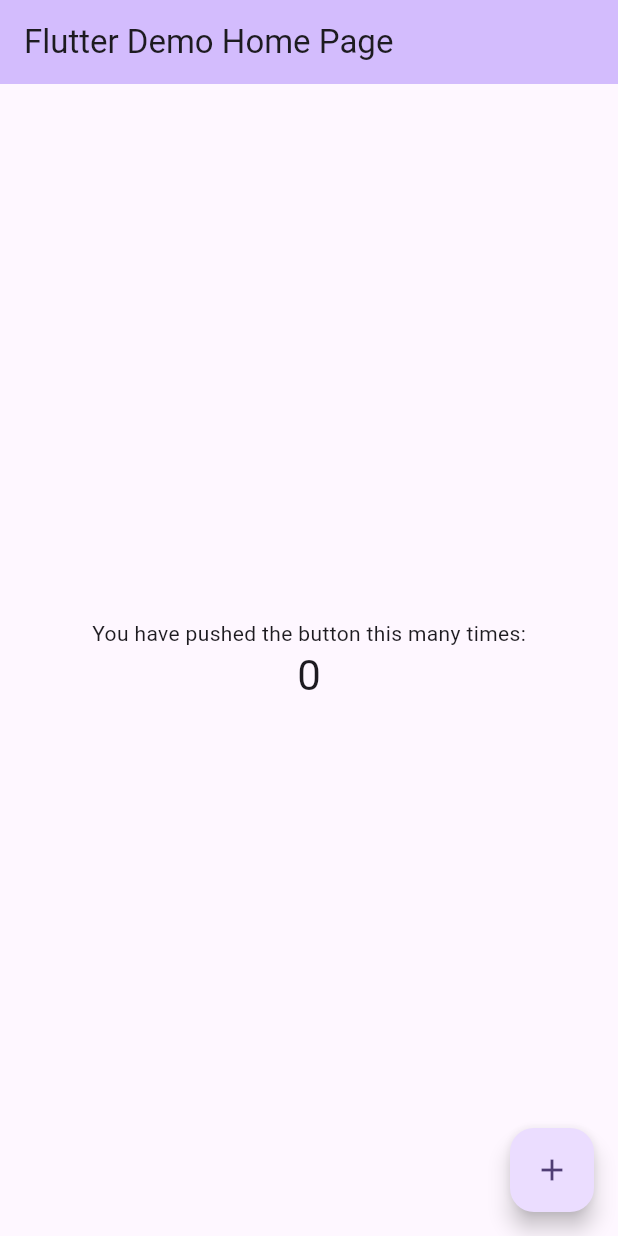
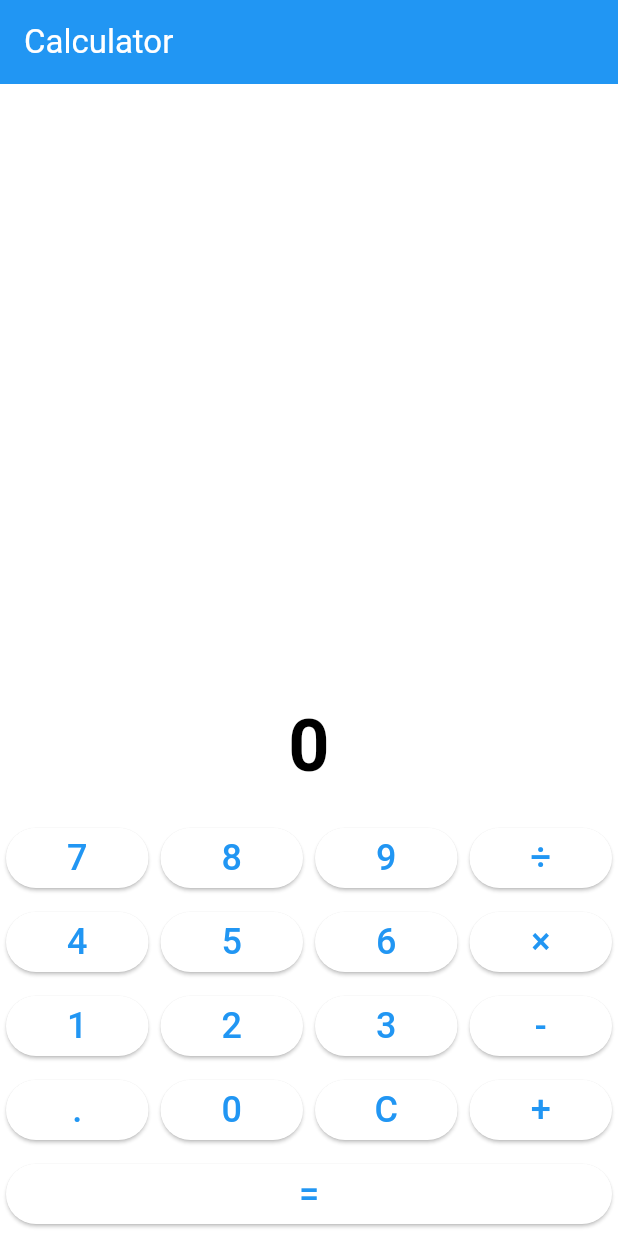
Before and after one commit to JangWoojun/flutter_calculator, a Flutter app: the screen it shows after launch, on a phone screen of 412 x 824 dp. Run offline on Flutter 3.47's test engine with Material 3 defaults, Android fonts, the phone set to English and light mode, and no system bars.

Commit message:
feat: 계산기 로직 및 화면 구현

```diff
--- a/lib/main.dart
+++ b/lib/main.dart
@@ -1,125 +1,142 @@
 import 'package:flutter/material.dart';
 
 void main() {
-  runApp(const MyApp());
+  runApp(const CalculatorApp());
 }
 
-class MyApp extends StatelessWidget {
-  const MyApp({super.key});
+class CalculatorApp extends StatelessWidget {
+  const CalculatorApp({Key? key}) : super(key: key);
 
-  // This widget is the root of your application.
   @override
   Widget build(BuildContext context) {
     return MaterialApp(
-      title: 'Flutter Demo',
-      theme: ThemeData(
-        // This is the theme of your application.
-        //
-        // TRY THIS: Try running your application with "flutter run". You'll see
-        // the application has a purple toolbar. Then, without quitting the app,
-        // try changing the seedColor in the colorScheme below to Colors.green
-        // and then invoke "hot reload" (save your changes or press the "hot
-        // reload" button in a Flutter-supported IDE, or press "r" if you used
-        // the command line to start the app).
-        //
-        // Notice that the counter didn't reset back to zero; the application
-        // state is not lost during the reload. To reset the state, use hot
-        // restart instead.
-        //
-        // This works for code too, not just values: Most code changes can be
-        // tested with just a hot reload.
-        colorScheme: ColorScheme.fromSeed(seedColor: Colors.deepPurple),
-        useMaterial3: true,
-      ),
-      home: const MyHomePage(title: 'Flutter Demo Home Page'),
+      title: 'Calculator',
+      theme: ThemeData(colorScheme: ColorScheme.fromSwatch(primarySwatch: Colors.blue),),
+      home: const CalculatorHomePage(title: 'Calculator'),
     );
   }
 }
 
-class MyHomePage extends StatefulWidget {
-  const MyHomePage({super.key, required this.title});
-
-  // This widget is the home page of your application. It is stateful, meaning
-  // that it has a State object (defined below) that contains fields that affect
-  // how it looks.
-
-  // This class is the configuration for the state. It holds the values (in this
-  // case the title) provided by the parent (in this case the App widget) and
-  // used by the build method of the State. Fields in a Widget subclass are
-  // always marked "final".
-
+class CalculatorHomePage extends StatefulWidget {
+  const CalculatorHomePage({Key? key, required this.title}) : super(key: key);
   final String title;
 
   @override
-  State<MyHomePage> createState() => _MyHomePageState();
+  State<CalculatorHomePage> createState() => _CalculatorHomePageState();
 }
 
-class _MyHomePageState extends State<MyHomePage> {
-  int _counter = 0;
+class _CalculatorHomePageState extends State<CalculatorHomePage> {
+  String _output = "0";
+  String _currentInput = "";
+  double _currentResult = 0;
+  String _operator = "";
+  String _calculation = "";
 
-  void _incrementCounter() {
+  void _buttonPressed(String buttonText) {
     setState(() {
-      // This call to setState tells the Flutter framework that something has
-      // changed in this State, which causes it to rerun the build method below
-      // so that the display can reflect the updated values. If we changed
-      // _counter without calling setState(), then the build method would not be
-      // called again, and so nothing would appear to happen.
-      _counter++;
+      if (buttonText == "C") {
+        _output = "0";
+        _currentInput = "";
+        _currentResult = 0;
+        _operator = "";
+        _calculation = "";
+      } else if (buttonText == "+" || buttonText == "-" || buttonText == "×" || buttonText == "÷") {
+        if (_currentInput.isNotEmpty) {
+          if (_operator.isNotEmpty) {
+            _calculate();
+          } else {
+            _currentResult = double.parse(_currentInput);
+          }
+          _operator = buttonText;
+          _calculation = '$_calculation $_currentInput $buttonText';
+          _currentInput = "";
+          _output = _calculation;
+        }
+      } else if (buttonText == "=") {
+        if (_currentInput.isNotEmpty && _operator.isNotEmpty) {
+          _calculate();
+          _calculation = '$_calculation $_currentInput = $_currentResult';
+          _output = _currentResult.toString();
+          _currentInput = _currentResult.toString();
+          _operator = "";
+        }
+      } else {
+        _currentInput += buttonText;
+        _output = _calculation.isEmpty ? _currentInput : '$_calculation $_currentInput';
+      }
     });
+  }
+
+  void _calculate() {
+    double num = double.parse(_currentInput);
+    if (_operator == "+") {
+      _currentResult += num;
+    } else if (_operator == "-") {
+      _currentResult -= num;
+    } else if (_operator == "×") {
+      _currentResult *= num;
+    } else if (_operator == "÷") {
+      _currentResult /= num;
+    }
+  }
+
+  Widget _buildButton(String buttonText) {
+    return Expanded(
+      child: Padding(
+        padding: const EdgeInsets.all(4.0),
+        child: ElevatedButton(
+          onPressed: () => _buttonPressed(buttonText),
+          child: Text(buttonText, style: const TextStyle(fontSize: 24)),
+        ),
+      ),
+    );
   }
 
   @override
   Widget build(BuildContext context) {
-    // This method is rerun every time setState is called, for instance as done
-    // by the _incrementCounter method above.
-    //
-    // The Flutter framework has been optimized to make rerunning build methods
-    // fast, so that you can just rebuild anything that needs updating rather
-    // than having to individually change instances of widgets.
     return Scaffold(
       appBar: AppBar(
-        // TRY THIS: Try changing the color here to a specific color (to
-        // Colors.amber, perhaps?) and trigger a hot reload to see the AppBar
-        // change color while the other colors stay the same.
-        backgroundColor: Theme.of(context).colorScheme.inversePrimary,
-        // Here we take the value from the MyHomePage object that was created by
-        // the App.build method, and use it to set our appbar title.
-        title: Text(widget.title),
+        title: Text(widget.title, style: TextStyle(color: Colors.white),),
+        backgroundColor: Colors.blue,
       ),
-      body: Center(
-        // Center is a layout widget. It takes a single child and positions it
-        // in the middle of the parent.
-        child: Column(
-          // Column is also a layout widget. It takes a list of children and
-          // arranges them vertically. By default, it sizes itself to fit its
-          // children horizontally, and tries to be as tall as its parent.
-          //
-          // Column has various properties to control how it sizes itself and
-          // how it positions its children. Here we use mainAxisAlignment to
-          // center the children vertically; the main axis here is the vertical
-          // axis because Columns are vertical (the cross axis would be
-          // horizontal).
-          //
-          // TRY THIS: Invoke "debug painting" (choose the "Toggle Debug Paint"
-          // action in the IDE, or press "p" in the console), to see the
-          // wireframe for each widget.
-          mainAxisAlignment: MainAxisAlignment.center,
-          children: <Widget>[
-            const Text(
-              'You have pushed the button this many times:',
+      body: Column(
+        children: <Widget>[
+          Expanded(
+            child: Column(
+              mainAxisAlignment: MainAxisAlignment.end,
+              children: [
+                Padding(
+                  padding: const EdgeInsets.all(12),
+                  child: Text(_calculation, style: const TextStyle(fontSize: 24, color: Colors.grey), textAlign: TextAlign.right,),
+                ),
+                Padding(
+                  padding: const EdgeInsets.all(12),
+                  child: Text(_output, style: const TextStyle(fontSize: 48, fontWeight: FontWeight.bold), textAlign: TextAlign.right,),
+                ),
+              ],
             ),
-            Text(
-              '$_counter',
-              style: Theme.of(context).textTheme.headlineMedium,
-            ),
-          ],
-        ),
+          ),
+          Column(
+            children: [
+              Row(
+                children: ["7", "8", "9", "÷"].map((btnText) => _buildButton(btnText)).toList(),
+              ),
+              Row(
+                children: ["4", "5", "6", "×"].map((btnText) => _buildButton(btnText)).toList(),
+              ),
+              Row(
+                children: ["1", "2", "3", "-"].map((btnText) => _buildButton(btnText)).toList(),
+              ),
+              Row(
+                children: [".", "0", "C", "+"].map((btnText) => _buildButton(btnText)).toList(),
+              ),
+              Row(
+                children: [_buildButton("=")],
+              ),
+            ],
+          ),
+        ],
       ),
-      floatingActionButton: FloatingActionButton(
-        onPressed: _incrementCounter,
-        tooltip: 'Increment',
-        child: const Icon(Icons.add),
-      ), // This trailing comma makes auto-formatting nicer for build methods.
     );
   }
 }
```
